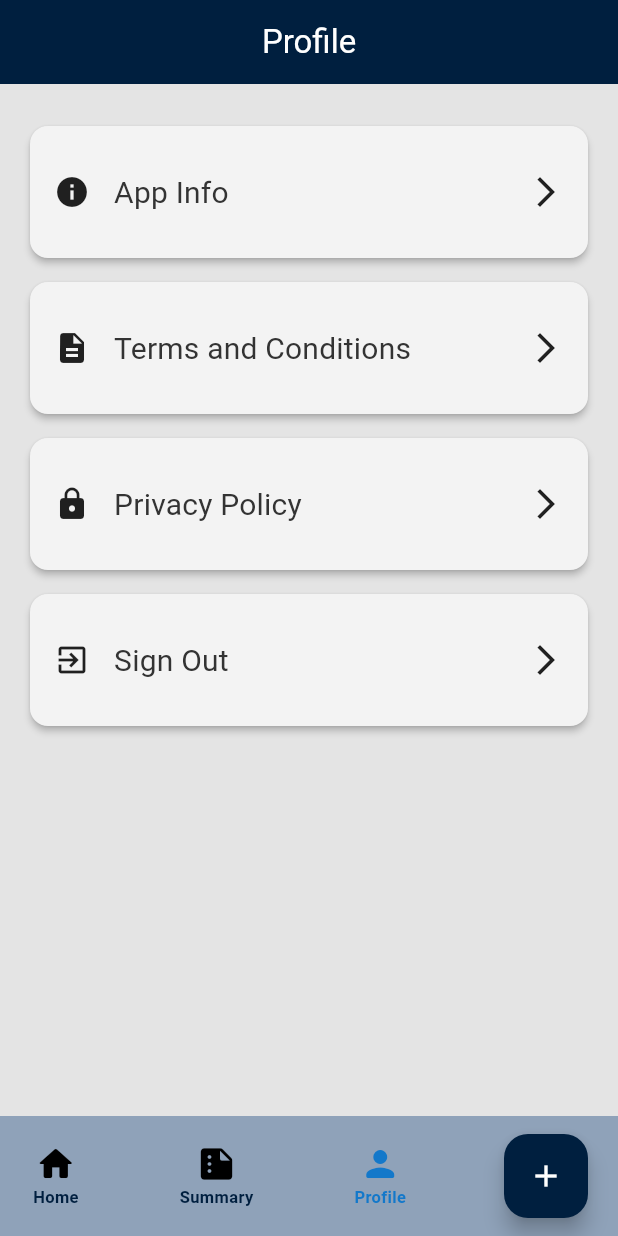
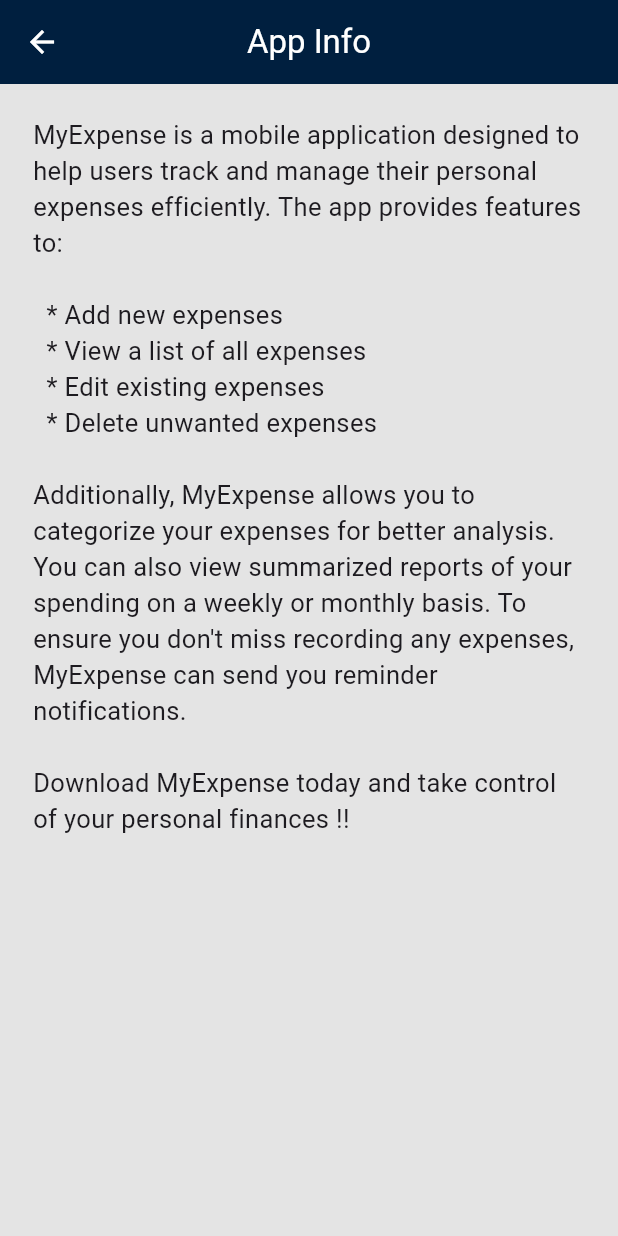
Before and after one commit to fahad7tt/expense_tracker, a Flutter app: the screen it shows after launch, item 3 of the bottom bar chosen, after a tap on "App Info", on a phone screen of 412 x 824 dp. Run offline on Flutter 3.47's test engine with Material 3 defaults, Android fonts, the phone set to English and light mode, and no system bars; our stand-ins replace flutter_local_notifications, flutter_slidable, get_it, hive, hive_flutter, month_picker_dialog and 2 more; accounts and stored records are empty.

Commit message:
refactor: font size added

```diff
--- a/lib/core/utils/constants/constants.dart
+++ b/lib/core/utils/constants/constants.dart
@@ -19,8 +19,13 @@ const Color bgColor = Color.fromARGB(255, 228, 228, 228);
 const Color navbarColor = Color.fromARGB(255, 143, 162, 185);
 const Color selectedIconColor = Color.fromARGB(255, 19, 120, 202);
 
-// icon Size
+// icon size
 const double homeIcon = 28.0;
 const double dateIcon = 14.0;
 const double normalIcon = 18.0;
 const double forwardIcon = 22.0;
+
+//font size
+const textSize = TextStyle(
+  fontSize: 17,
+);
--- /dev/null
+++ b/lib/presentation/pages/profile/app_info/app_info.dart
@@ -0,0 +1,53 @@
+import 'package:flutter/material.dart';
+import '../../../../core/utils/constants/constants.dart';
+import '../profile_page.dart';
+
+class AppInfo extends StatelessWidget {
+  const AppInfo({super.key});
+
+  @override
+  Widget build(BuildContext context) {
+    return MaterialApp(
+      debugShowCheckedModeBanner: false,
+      home: Scaffold(
+        backgroundColor: bgColor,
+        appBar: AppBar(
+          title: const Text('App Info'),
+          foregroundColor: lightColor,
+          backgroundColor: Theme.of(context).colorScheme.primary,
+          centerTitle: true,
+          leading: IconButton(
+            icon: const Icon(Icons.arrow_back),
+            onPressed: () {
+              Navigator.push(
+                context,
+                MaterialPageRoute(builder: (context) => const ProfilePage()),
+              );
+            },
+          ),
+        ),
+        body: const SingleChildScrollView(
+          child: Align(
+            alignment: Alignment.topLeft,
+            child: Padding(
+              padding: EdgeInsets.all(22.0),
+              child: Text(
+                '''MyExpense is a mobile application designed to help users track and manage their personal expenses efficiently. The app provides features to:
+
+  * Add new expenses
+  * View a list of all expenses
+  * Edit existing expenses
+  * Delete unwanted expenses
+
+Additionally, MyExpense allows you to categorize your expenses for better analysis. You can also view summarized reports of your spending on a weekly or monthly basis. To ensure you don't miss recording any expenses, MyExpense can send you reminder notifications.
+
+Download MyExpense today and take control of your personal finances !!''',
+                style: textSize
+              ),
+            ),
+          ),
+        ),
+      ),
+    );
+  }
+}
--- a/lib/presentation/pages/profile/profile_page.dart
+++ b/lib/presentation/pages/profile/profile_page.dart
@@ -20,36 +20,21 @@ class ProfilePage extends StatelessWidget {
             'App Info',
             Icons.info,
             Icons.arrow_forward_ios,
-            onTap: () {
-              // Add navigation or action
-            },
+            onTap: () => Navigator.pushNamed(context, '/appInfo'),
           ),
           _buildListTile(
             context,
             'Terms and Conditions',
             Icons.description,
             Icons.arrow_forward_ios,
-            onTap: () {
-              // Add navigation or action
-            },
+            onTap: () => Navigator.pushNamed(context, '/termsAndConditions'),
           ),
           _buildListTile(
             context,
             'Privacy Policy',
             Icons.lock,
             Icons.arrow_forward_ios,
-            onTap: () {
-              // Add navigation or action
-            },
-          ),
-          _buildListTile(
-            context,
-            'Sign Out',
-            Icons.exit_to_app,
-            Icons.arrow_forward_ios,
-            onTap: () {
-              // Add sign out logic
-            },
+            onTap: () => Navigator.pushNamed(context, 'privacyPolicy'),
           ),
         ],
       ),
@@ -65,8 +50,8 @@ class ProfilePage extends StatelessWidget {
     required VoidCallback onTap,
   }) {
     return Card(
-      margin: const EdgeInsets.symmetric(vertical: 8.0),
-      elevation: 2,
+      margin: const EdgeInsets.symmetric(vertical: 12.0),
+      elevation: 3,
       child: ListTile(
         contentPadding: const EdgeInsets.all(16.0),
         leading: Icon(
```
